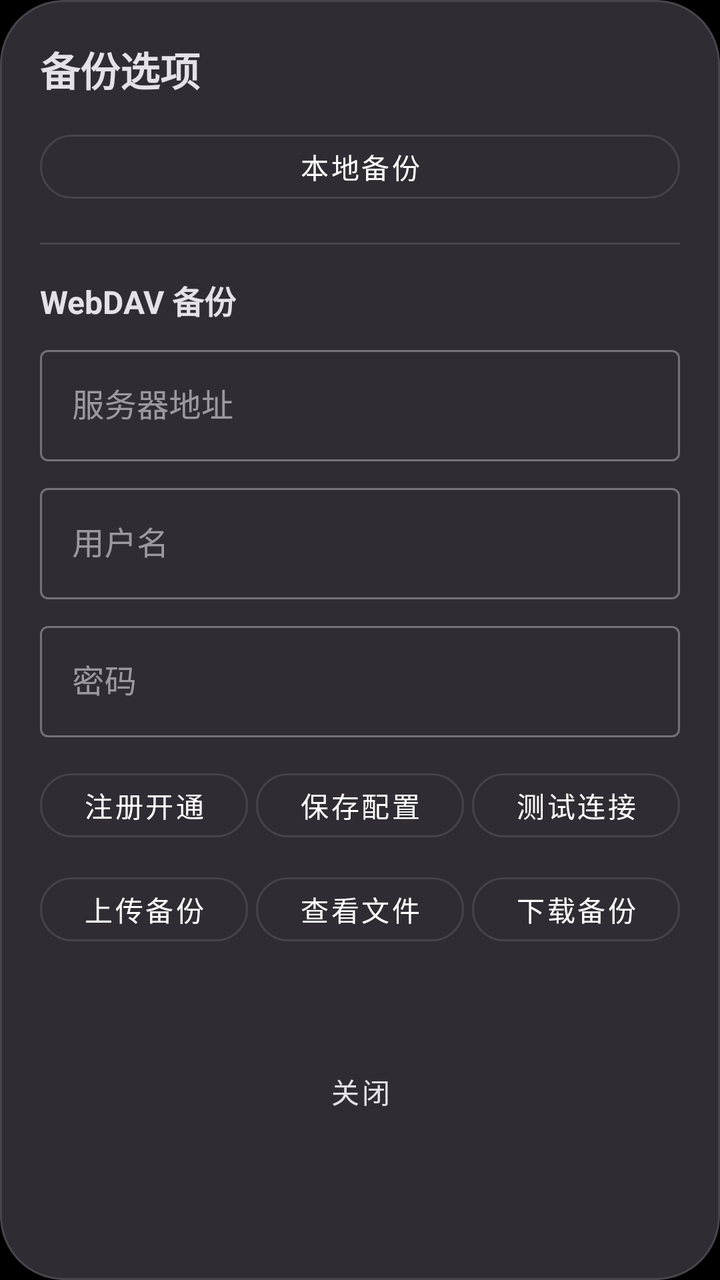
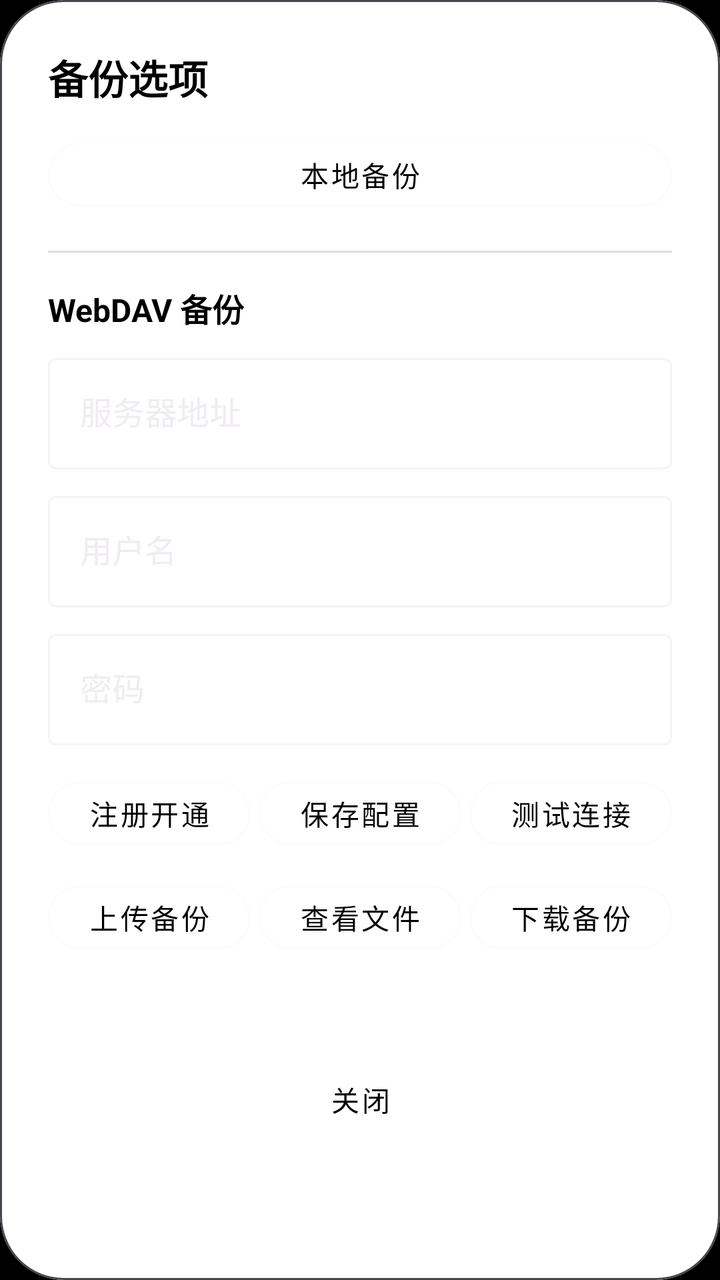

Screens rendered from an Android XML layout before and after an edit, with the pre-edit source and the edit as a unified diff.
<!-- AndroidManifest.xml: application theme Theme.App -->
<!-- res/layout/dialog_webdav_backup.xml -->
<?xml version="1.0" encoding="utf-8"?>
<com.google.android.material.card.MaterialCardView xmlns:android="http://schemas.android.com/apk/res/android"
    xmlns:app="http://schemas.android.com/apk/res-auto"
    android:layout_width="match_parent"
    android:layout_height="wrap_content"
    app:cardCornerRadius="32dp"
    app:cardBackgroundColor="?attr/colorSurface"
    app:cardElevation="8dp">

    <androidx.appcompat.widget.LinearLayoutCompat
        android:layout_width="match_parent"
        android:layout_height="wrap_content"
        android:orientation="vertical"
        android:padding="20dp">

        
        <com.google.android.material.textview.MaterialTextView
            android:layout_width="wrap_content"
            android:layout_height="wrap_content"
            android:text="备份选项"
            android:textColor="?attr/colorOnSurface"
            android:textSize="20sp"
            android:textStyle="bold"
            android:layout_marginBottom="12dp" />

        
        <com.google.android.material.button.MaterialButton
            android:id="@+id/btnLocalBackup"
            android:layout_width="match_parent"
            android:layout_height="wrap_content"
            android:text="本地备份"
            android:textColor="?attr/colorPrimary"
            app:cornerRadius="16dp"
            android:minHeight="44dp"
            style="@style/Widget.MaterialComponents.Button.OutlinedButton" />

        <View
            android:layout_width="match_parent"
            android:layout_height="1dp"
            android:background="?android:attr/listDivider"
            android:layout_marginVertical="16dp" />

        
        <com.google.android.material.textview.MaterialTextView
            android:layout_width="wrap_content"
            android:layout_height="wrap_content"
            android:text="WebDAV 备份"
            android:textColor="?attr/colorOnSurface"
            android:textSize="16sp"
            android:textStyle="bold"
            android:layout_marginBottom="8dp" />

        
        <com.google.android.material.textfield.TextInputLayout
            android:layout_width="match_parent"
            android:layout_height="wrap_content"
            android:hint="服务器地址"
            app:boxBackgroundMode="outline"
            app:hintTextColor="?attr/colorOnSurface"
            style="@style/Widget.MaterialComponents.TextInputLayout.OutlinedBox">

            <com.google.android.material.textfield.TextInputEditText
                android:id="@+id/dialogWebdavUrl"
                android:layout_width="match_parent"
                android:layout_height="wrap_content"
                android:inputType="textUri"
                android:textColor="?attr/colorOnSurface"
                android:textColorHint="?attr/colorOnSurface" />
        </com.google.android.material.textfield.TextInputLayout>

        
        <com.google.android.material.textfield.TextInputLayout
            android:layout_width="match_parent"
            android:layout_height="wrap_content"
            android:layout_marginTop="8dp"
            android:hint="用户名"
            app:boxBackgroundMode="outline"
            app:hintTextColor="?attr/colorOnSurface"
            style="@style/Widget.MaterialComponents.TextInputLayout.OutlinedBox">

            <com.google.android.material.textfield.TextInputEditText
                android:id="@+id/dialogWebdavUser"
                android:layout_width="match_parent"
                android:layout_height="wrap_content"
                android:inputType="text"
                android:textColor="?attr/colorOnSurface"
                android:textColorHint="?attr/colorOnSurface" />
        </com.google.android.material.textfield.TextInputLayout>

        
        <com.google.android.material.textfield.TextInputLayout
            android:layout_width="match_parent"
            android:layout_height="wrap_content"
            android:layout_marginTop="8dp"
            android:hint="密码"
            app:boxBackgroundMode="outline"
            app:hintTextColor="?attr/colorOnSurface"
            style="@style/Widget.MaterialComponents.TextInputLayout.OutlinedBox">

            <com.google.android.material.textfield.TextInputEditText
                android:id="@+id/dialogWebdavPass"
                android:layout_width="match_parent"
                android:layout_height="wrap_content"
                android:inputType="textPassword"
                android:textColor="?attr/colorOnSurface"
                android:textColorHint="?attr/colorOnSurface" />
        </com.google.android.material.textfield.TextInputLayout>

        
        <androidx.appcompat.widget.LinearLayoutCompat
            android:layout_width="match_parent"
            android:layout_height="wrap_content"
            android:layout_marginTop="12dp"
            android:orientation="horizontal"
            android:gravity="center">

            <com.google.android.material.button.MaterialButton
                android:id="@+id/dialogWebdavLink"
                android:layout_width="0dp"
                android:layout_height="wrap_content"
                android:layout_weight="1"
                android:layout_marginEnd="4dp"
                android:text="注册开通"
                android:textColor="?attr/colorPrimary"
                app:cornerRadius="16dp"
                android:minHeight="44dp"
                style="@style/Widget.MaterialComponents.Button.OutlinedButton" />

            <com.google.android.material.button.MaterialButton
                android:id="@+id/dialogWebdavSave"
                android:layout_width="0dp"
                android:layout_height="wrap_content"
                android:layout_weight="1"
                android:layout_marginEnd="4dp"
                android:text="保存配置"
                android:textColor="?attr/colorPrimary"
                app:cornerRadius="16dp"
                android:minHeight="44dp"
                style="@style/Widget.MaterialComponents.Button.OutlinedButton" />

            <com.google.android.material.button.MaterialButton
                android:id="@+id/dialogWebdavTest"
                android:layout_width="0dp"
                android:layout_height="wrap_content"
                android:layout_weight="1"
                android:text="测试连接"
                android:textColor="?attr/colorPrimary"
                app:cornerRadius="16dp"
                android:minHeight="44dp"
                style="@style/Widget.MaterialComponents.Button.OutlinedButton" />
        </androidx.appcompat.widget.LinearLayoutCompat>

        
        <androidx.appcompat.widget.LinearLayoutCompat
            android:layout_width="match_parent"
            android:layout_height="wrap_content"
            android:layout_marginTop="8dp"
            android:orientation="horizontal"
            android:gravity="center">

            <com.google.android.material.button.MaterialButton
                android:id="@+id/dialogWebdavUpload"
                android:layout_width="0dp"
                android:layout_height="wrap_content"
                android:layout_weight="1"
                android:layout_marginEnd="4dp"
                android:text="上传备份"
                android:textColor="?attr/colorPrimary"
                app:cornerRadius="16dp"
                android:minHeight="44dp"
                style="@style/Widget.MaterialComponents.Button.OutlinedButton" />

            <com.google.android.material.button.MaterialButton
                android:id="@+id/dialogWebdavList"
                android:layout_width="0dp"
                android:layout_height="wrap_content"
                android:layout_weight="1"
                android:layout_marginEnd="4dp"
                android:text="查看文件"
                android:textColor="?attr/colorPrimary"
                app:cornerRadius="16dp"
                android:minHeight="44dp"
                style="@style/Widget.MaterialComponents.Button.OutlinedButton" />

            <com.google.android.material.button.MaterialButton
                android:id="@+id/dialogWebdavDownload"
                android:layout_width="0dp"
                android:layout_height="wrap_content"
                android:layout_weight="1"
                android:text="下载备份"
                android:textColor="?attr/colorPrimary"
                app:cornerRadius="16dp"
                android:minHeight="44dp"
                style="@style/Widget.MaterialComponents.Button.OutlinedButton" />
        </androidx.appcompat.widget.LinearLayoutCompat>

        
        <com.google.android.material.textview.MaterialTextView
            android:id="@+id/dialogWebdavStatus"
            android:layout_width="match_parent"
            android:layout_height="wrap_content"
            android:layout_marginTop="12dp"
            android:text=""
            android:textColor="?attr/colorPrimary"
            android:textSize="14sp"
            android:gravity="center" />

        
        <com.google.android.material.button.MaterialButton
            android:id="@+id/dialogClose"
            android:layout_width="wrap_content"
            android:layout_height="wrap_content"
            android:layout_gravity="center_horizontal"
            android:layout_marginTop="16dp"
            android:text="关闭"
            android:textColor="?attr/colorOnSurface"
            android:minHeight="44dp"
            style="@style/Widget.MaterialComponents.Button.TextButton" />

    </androidx.appcompat.widget.LinearLayoutCompat>
</com.google.android.material.card.MaterialCardView>
<!-- resources referenced by this layout -->
<resources>
  <style name="Theme.App" parent="Theme.Base" />
  <style name="Theme.Base" parent="Theme.Material3.Dark.NoActionBar">
          <item name="colorPrimary">@color/white</item>
          <item name="android:windowBackground">@color/black</item>
          <item name="android:windowFullscreen">true</item>
          <item name="android:windowTranslucentStatus">true</item>
          <item name="android:windowTranslucentNavigation">true</item>
          <item name="android:windowAnimationStyle">@style/NoAnim</item>
      </style>
  <color name="white">#FFFFFF</color>
  <color name="black">#000000</color>
  <style name="NoAnim">
          <item name="android:activityOpenEnterAnimation">@null</item>
          <item name="android:activityOpenExitAnimation">@null</item>
          <item name="android:activityCloseEnterAnimation">@null</item>
          <item name="android:activityCloseExitAnimation">@null</item>
      </style>
</resources>

<!-- the commit's change to res/layout/dialog_webdav_backup.xml (unified diff, before → after) -->
@@ -3,22 +3,23 @@
     xmlns:app="http://schemas.android.com/apk/res-auto"
     android:layout_width="match_parent"
     android:layout_height="wrap_content"
+    android:layout_marginHorizontal="16dp"
     app:cardCornerRadius="32dp"
-    app:cardBackgroundColor="?attr/colorSurface"
+    app:cardBackgroundColor="@android:color/white"
     app:cardElevation="8dp">
 
     <androidx.appcompat.widget.LinearLayoutCompat
         android:layout_width="match_parent"
         android:layout_height="wrap_content"
         android:orientation="vertical"
-        android:padding="20dp">
+        android:padding="24dp">
 
         
         <com.google.android.material.textview.MaterialTextView
             android:layout_width="wrap_content"
             android:layout_height="wrap_content"
             android:text="备份选项"
-            android:textColor="?attr/colorOnSurface"
+            android:textColor="@android:color/black"
             android:textSize="20sp"
             android:textStyle="bold"
             android:layout_marginBottom="12dp" />
@@ -29,7 +30,7 @@
             android:layout_width="match_parent"
             android:layout_height="wrap_content"
             android:text="本地备份"
-            android:textColor="?attr/colorPrimary"
+            android:textColor="@android:color/black"
             app:cornerRadius="16dp"
             android:minHeight="44dp"
             style="@style/Widget.MaterialComponents.Button.OutlinedButton" />
@@ -37,7 +38,7 @@
         <View
             android:layout_width="match_parent"
             android:layout_height="1dp"
-            android:background="?android:attr/listDivider"
+            android:background="#DDDDDD"
             android:layout_marginVertical="16dp" />
 
         
@@ -45,7 +46,7 @@
             android:layout_width="wrap_content"
             android:layout_height="wrap_content"
             android:text="WebDAV 备份"
-            android:textColor="?attr/colorOnSurface"
+            android:textColor="@android:color/black"
             android:textSize="16sp"
             android:textStyle="bold"
             android:layout_marginBottom="8dp" />
@@ -56,7 +57,7 @@
             android:layout_height="wrap_content"
             android:hint="服务器地址"
             app:boxBackgroundMode="outline"
-            app:hintTextColor="?attr/colorOnSurface"
+            app:hintTextColor="@android:color/black"
             style="@style/Widget.MaterialComponents.TextInputLayout.OutlinedBox">
 
             <com.google.android.material.textfield.TextInputEditText
@@ -64,8 +65,8 @@
                 android:layout_width="match_parent"
                 android:layout_height="wrap_content"
                 android:inputType="textUri"
-                android:textColor="?attr/colorOnSurface"
-                android:textColorHint="?attr/colorOnSurface" />
+                android:textColor="@android:color/black"
+                android:textColorHint="@android:color/darker_gray" />
         </com.google.android.material.textfield.TextInputLayout>
 
         
@@ -75,7 +76,7 @@
             android:layout_marginTop="8dp"
             android:hint="用户名"
             app:boxBackgroundMode="outline"
-            app:hintTextColor="?attr/colorOnSurface"
+            app:hintTextColor="@android:color/black"
             style="@style/Widget.MaterialComponents.TextInputLayout.OutlinedBox">
 
             <com.google.android.material.textfield.TextInputEditText
@@ -83,8 +84,8 @@
                 android:layout_width="match_parent"
                 android:layout_height="wrap_content"
                 android:inputType="text"
-                android:textColor="?attr/colorOnSurface"
-                android:textColorHint="?attr/colorOnSurface" />
+                android:textColor="@android:color/black"
+                android:textColorHint="@android:color/darker_gray" />
         </com.google.android.material.textfield.TextInputLayout>
 
         
@@ -94,7 +95,7 @@
             android:layout_marginTop="8dp"
             android:hint="密码"
             app:boxBackgroundMode="outline"
-            app:hintTextColor="?attr/colorOnSurface"
+            app:hintTextColor="@android:color/black"
             style="@style/Widget.MaterialComponents.TextInputLayout.OutlinedBox">
 
             <com.google.android.material.textfield.TextInputEditText
@@ -102,8 +103,8 @@
                 android:layout_width="match_parent"
                 android:layout_height="wrap_content"
                 android:inputType="textPassword"
-                android:textColor="?attr/colorOnSurface"
-                android:textColorHint="?attr/colorOnSurface" />
+                android:textColor="@android:color/black"
+                android:textColorHint="@android:color/darker_gray" />
         </com.google.android.material.textfield.TextInputLayout>
 
         
@@ -121,7 +122,7 @@
                 android:layout_weight="1"
                 android:layout_marginEnd="4dp"
                 android:text="注册开通"
-                android:textColor="?attr/colorPrimary"
+                android:textColor="@android:color/black"
                 app:cornerRadius="16dp"
                 android:minHeight="44dp"
                 style="@style/Widget.MaterialComponents.Button.OutlinedButton" />
@@ -133,7 +134,7 @@
                 android:layout_weight="1"
                 android:layout_marginEnd="4dp"
                 android:text="保存配置"
-                android:textColor="?attr/colorPrimary"
+                android:textColor="@android:color/black"
                 app:cornerRadius="16dp"
                 android:minHeight="44dp"
                 style="@style/Widget.MaterialComponents.Button.OutlinedButton" />
@@ -144,7 +145,7 @@
                 android:layout_height="wrap_content"
                 android:layout_weight="1"
                 android:text="测试连接"
-                android:textColor="?attr/colorPrimary"
+                android:textColor="@android:color/black"
                 app:cornerRadius="16dp"
                 android:minHeight="44dp"
                 style="@style/Widget.MaterialComponents.Button.OutlinedButton" />
@@ -165,7 +166,7 @@
                 android:layout_weight="1"
                 android:layout_marginEnd="4dp"
                 android:text="上传备份"
-                android:textColor="?attr/colorPrimary"
+                android:textColor="@android:color/black"
                 app:cornerRadius="16dp"
                 android:minHeight="44dp"
                 style="@style/Widget.MaterialComponents.Button.OutlinedButton" />
@@ -177,7 +178,7 @@
                 android:layout_weight="1"
                 android:layout_marginEnd="4dp"
                 android:text="查看文件"
-                android:textColor="?attr/colorPrimary"
+                android:textColor="@android:color/black"
                 app:cornerRadius="16dp"
                 android:minHeight="44dp"
                 style="@style/Widget.MaterialComponents.Button.OutlinedButton" />
@@ -188,7 +189,7 @@
                 android:layout_height="wrap_content"
                 android:layout_weight="1"
                 android:text="下载备份"
-                android:textColor="?attr/colorPrimary"
+                android:textColor="@android:color/black"
                 app:cornerRadius="16dp"
                 android:minHeight="44dp"
                 style="@style/Widget.MaterialComponents.Button.OutlinedButton" />
@@ -201,7 +202,7 @@
             android:layout_height="wrap_content"
             android:layout_marginTop="12dp"
             android:text=""
-            android:textColor="?attr/colorPrimary"
+            android:textColor="@android:color/black"
             android:textSize="14sp"
             android:gravity="center" />
 
@@ -213,7 +214,7 @@
             android:layout_gravity="center_horizontal"
             android:layout_marginTop="16dp"
             android:text="关闭"
-            android:textColor="?attr/colorOnSurface"
+            android:textColor="@android:color/black"
             android:minHeight="44dp"
             style="@style/Widget.MaterialComponents.Button.TextButton" />
 
